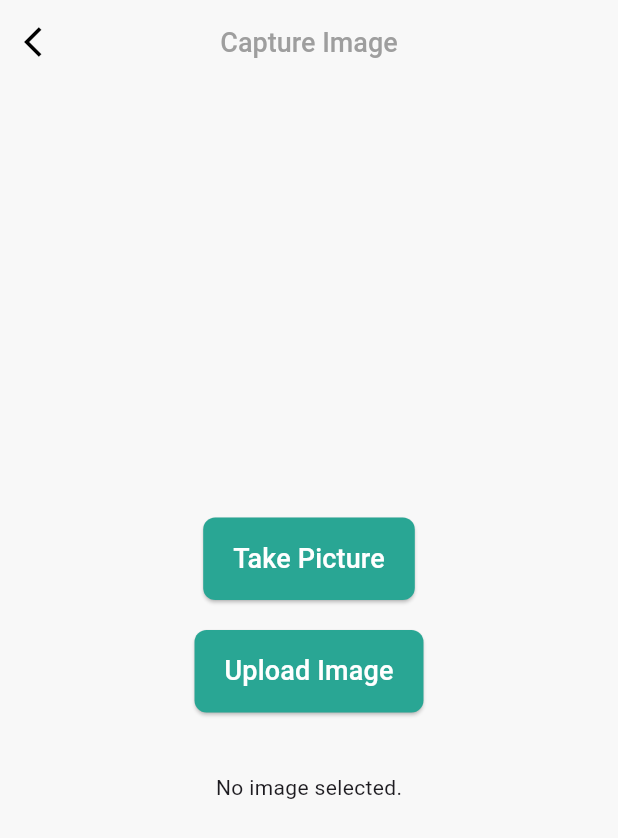
After one commit to joelbiju/cropGuard, a Flutter app: the screen it shows after launch, after a tap on "Submit", after a tap on "Select Image", on a phone screen of 412 x 824 dp. The commit adds this screen. Shown: the top 838 px of the screen. Run offline on Flutter 3.47's test engine with Material 3 defaults, Android fonts, the phone set to English and light mode, and no system bars; our stand-ins replace image_picker, shared_preferences; missing offline and left inert: sign_button.

Commit message:
camera action completed

```diff
--- a/lib/main.dart
+++ b/lib/main.dart
@@ -1,6 +1,7 @@
 // ignore_for_file: prefer_const_constructors, unused_import
 
 
+import 'package:crop_guard/pages/camera_screen.dart';
 import 'package:crop_guard/pages/disease_page.dart';
 import 'package:crop_guard/pages/email_page.dart';
 import 'package:crop_guard/pages/home_page.dart';
@@ -21,7 +22,8 @@ class MyApp extends StatelessWidget {
   Widget build(BuildContext context) {
     return MaterialApp(
       debugShowCheckedModeBanner: false,
-      home: SplashScreen(),
+      home: MyHome(),
+      //by default the home is splashScreen
       );
   }
 
--- /dev/null
+++ b/lib/pages/camera_screen.dart
@@ -0,0 +1,105 @@
+// ignore_for_file: prefer_const_constructors, use_key_in_widget_constructors, unused_element
+
+import 'dart:io';
+
+import 'package:crop_guard/util/button_main.dart';
+import 'package:flutter/material.dart';
+import 'package:image_picker/image_picker.dart';
+
+class CameraScreen extends StatefulWidget {
+  const CameraScreen({Key? key});
+
+  @override
+  State<CameraScreen> createState() => _CameraScreenState();
+}
+
+class _CameraScreenState extends State<CameraScreen> {
+  File? _imageFile;
+
+  Future<void> _pickImage(ImageSource source) async {
+    final pickedFile = await ImagePicker().pickImage(source: source);
+    if (pickedFile != null) {
+      setState(() {
+        _imageFile = File(pickedFile.path);
+      });
+    }
+  }
+
+  void _retryImage() {
+    setState(() {
+      _imageFile = null;
+    });
+  }
+
+  void _processImage() {
+    if (_imageFile != null) {
+      // Call your model with the image path here
+      String imagePath = _imageFile!.path;
+      // Now you can pass imagePath to your model for processing
+      // For example:
+      // myModel.processImage(imagePath);
+    } else {
+      print("No image selected.");
+    }
+  }
+
+  @override
+  Widget build(BuildContext context) {
+    return Scaffold(
+      appBar: AppBar(
+        backgroundColor: Colors.transparent,
+        elevation: 0,
+        leading: IconButton(
+          icon: Icon(Icons.arrow_back_ios, color: Colors.black,),
+          onPressed: () {
+            Navigator.pop(context);
+          },
+        ),
+        title: const Text(
+          'Capture Image',
+          style: TextStyle(
+            color: Colors.grey,
+            fontWeight: FontWeight.w500,
+            fontSize: 18),
+        ),
+        centerTitle: true,
+      ),
+      backgroundColor: Color.fromRGBO(248, 248, 248, 1),
+      body: Center(
+        child: SingleChildScrollView(
+          child: Column(
+            mainAxisAlignment: MainAxisAlignment.center,
+            children: [
+              Actbutton(
+                btntext: 'Take Picture',
+                onpressed: () => _pickImage(ImageSource.camera)),
+
+              SizedBox(height: 20),
+              Actbutton(
+                btntext: 'Upload Image',
+                onpressed: () => _pickImage(ImageSource.gallery)),
+
+              SizedBox(height: 20),
+              if (_imageFile != null)
+                Column(
+                  children: [
+                    Image.file(_imageFile!),
+                    SizedBox(height: 20),
+                    Row(
+                      mainAxisAlignment: MainAxisAlignment.spaceEvenly,
+                      children: [
+                        Actbutton(btntext: 'Check Disease', onpressed: (){}),
+
+                      ],
+                    ),
+                  ],
+                ),
+              SizedBox(height: 20),
+              if (_imageFile == null) Text('No image selected.'),
+            ],
+          ),
+        ),
+      ),
+    );
+  }
+}
--- a/lib/pages/home_page.dart
+++ b/lib/pages/home_page.dart
@@ -1,5 +1,6 @@
 // ignore_for_file: prefer_const_constructors, prefer_const_literals_to_create_immutables
 
+import 'package:crop_guard/pages/camera_screen.dart';
 import 'package:crop_guard/pages/disease_page.dart';
 import 'package:crop_guard/util/button_main.dart';
 import 'package:crop_guard/util/climate_card.dart';
@@ -312,16 +313,17 @@ class _MyHomeState extends State<MyHome> {
                       Row(
                         mainAxisAlignment: MainAxisAlignment.spaceEvenly,
                         children: [
-                          //upload image
-
-                          Actbutton(
-                            btntext: 'Upload',
-                            onpressed: (){}),
-
                           //capture image
                           Actbutton(
-                            btntext: 'Capture',
-                            onpressed: (){}),
+                            btntext: 'Select Image',
+                            //send to camera screen
+                            onpressed: (){
+                              Navigator.push(
+                                context,
+                                MaterialPageRoute(builder: (context) => CameraScreen()),
+                              );
+
+                            }),
                         ],
                       ),
                     ],
```
Also changed, not shown: pubspec.yaml (+7 -0 lines), pubspec.lock, 6 other files.
